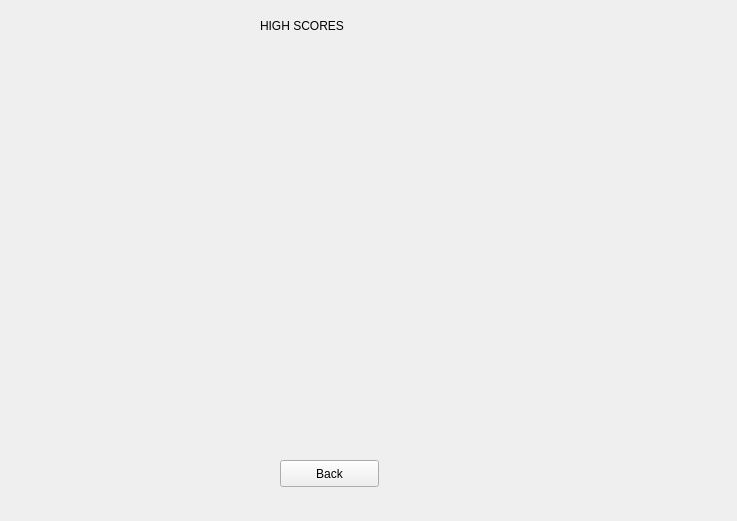
First picture: the form in host/simon_gui/highscores.ui, repository Rajesh-Sec-Project/simon, before the edit.
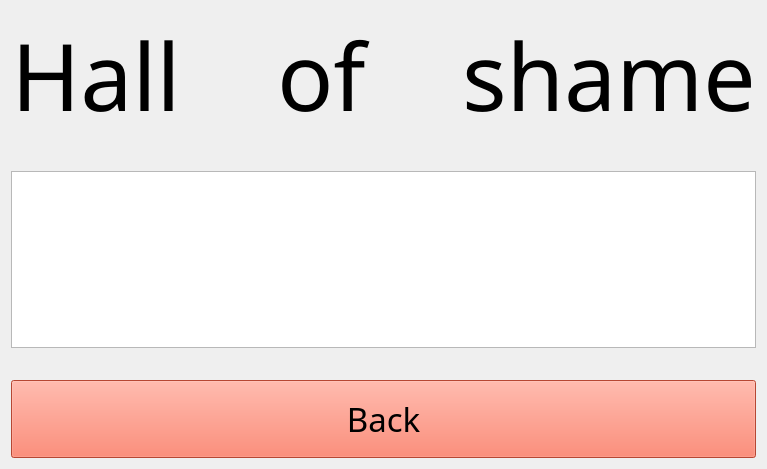
Second picture: the form after the edit.

Commit message: Created a skin for the game  - added some fonts  - changed layouts  - TODO:    - display tag position in gameview    - fix pause/resume bug    - fix score bug

The edit to the form file:
```diff
--- a/host/simon_gui/highscores.ui
+++ b/host/simon_gui/highscores.ui
@@ -6,58 +6,109 @@
    <rect>
     <x>0</x>
     <y>0</y>
-    <width>737</width>
-    <height>521</height>
+    <width>554</width>
+    <height>469</height>
    </rect>
   </property>
   <property name="windowTitle">
    <string>Form</string>
   </property>
-  <widget class="QLabel" name="label">
-   <property name="enabled">
-    <bool>true</bool>
-   </property>
-   <property name="geometry">
-    <rect>
-     <x>260</x>
-     <y>0</y>
-     <width>101</width>
-     <height>51</height>
-    </rect>
-   </property>
-   <property name="text">
-    <string>HIGH SCORES</string>
-   </property>
-  </widget>
-  <widget class="QPushButton" name="backButton">
-   <property name="geometry">
-    <rect>
-     <x>280</x>
-     <y>460</y>
-     <width>99</width>
-     <height>27</height>
-    </rect>
-   </property>
-   <property name="text">
-    <string>Back</string>
-   </property>
-  </widget>
-  <widget class="QLabel" name="scoreText">
-   <property name="geometry">
-    <rect>
-     <x>180</x>
-     <y>80</y>
-     <width>271</width>
-     <height>321</height>
-    </rect>
-   </property>
-   <property name="text">
-    <string/>
-   </property>
-   <property name="textFormat">
-    <enum>Qt::RichText</enum>
-   </property>
-  </widget>
+  <layout class="QGridLayout" name="gridLayout">
+   <item row="4" column="0">
+    <widget class="QPushButton" name="backButton">
+     <property name="font">
+      <font>
+       <family>ArcadeClassic</family>
+       <pointsize>25</pointsize>
+       <weight>50</weight>
+       <italic>false</italic>
+       <bold>false</bold>
+      </font>
+     </property>
+     <property name="styleSheet">
+      <string notr="true">padding: 15px;
+background-color: Tomato;
+font: 25pt &quot;ArcadeClassic&quot;;</string>
+     </property>
+     <property name="text">
+      <string>Back</string>
+     </property>
+    </widget>
+   </item>
+   <item row="0" column="0">
+    <widget class="QLabel" name="label">
+     <property name="enabled">
+      <bool>true</bool>
+     </property>
+     <property name="font">
+      <font>
+       <family>ArcadeClassic</family>
+       <pointsize>70</pointsize>
+       <weight>50</weight>
+       <italic>false</italic>
+       <bold>false</bold>
+      </font>
+     </property>
+     <property name="styleSheet">
+      <string notr="true">font: 70pt &quot;ArcadeClassic&quot;;</string>
+     </property>
+     <property name="text">
+      <string>Hall    of    shame</string>
+     </property>
+     <property name="alignment">
+      <set>Qt::AlignCenter</set>
+     </property>
+    </widget>
+   </item>
+   <item row="1" column="0">
+    <spacer name="verticalSpacer">
+     <property name="orientation">
+      <enum>Qt::Vertical</enum>
+     </property>
+     <property name="sizeHint" stdset="0">
+      <size>
+       <width>20</width>
+       <height>40</height>
+      </size>
+     </property>
+    </spacer>
+   </item>
+   <item row="3" column="0">
+    <spacer name="verticalSpacer_2">
+     <property name="orientation">
+      <enum>Qt::Vertical</enum>
+     </property>
+     <property name="sizeHint" stdset="0">
+      <size>
+       <width>20</width>
+       <height>40</height>
+      </size>
+     </property>
+    </spacer>
+   </item>
+   <item row="2" column="0">
+    <widget class="QTextEdit" name="scoreList">
+     <property name="font">
+      <font>
+       <family>ArcadeClassic</family>
+       <pointsize>25</pointsize>
+       <weight>50</weight>
+       <italic>false</italic>
+       <bold>false</bold>
+      </font>
+     </property>
+     <property name="styleSheet">
+      <string notr="true">font: 25pt &quot;ArcadeClassic&quot;;</string>
+     </property>
+     <property name="readOnly">
+      <bool>true</bool>
+     </property>
+     <property name="textInteractionFlags">
+      <set>Qt::NoTextInteraction</set>
+     </property>
+    </widget>
+   </item>
+  </layout>
  </widget>
  <resources/>
  <connections/>
```
The commit also changes 12 other files.
